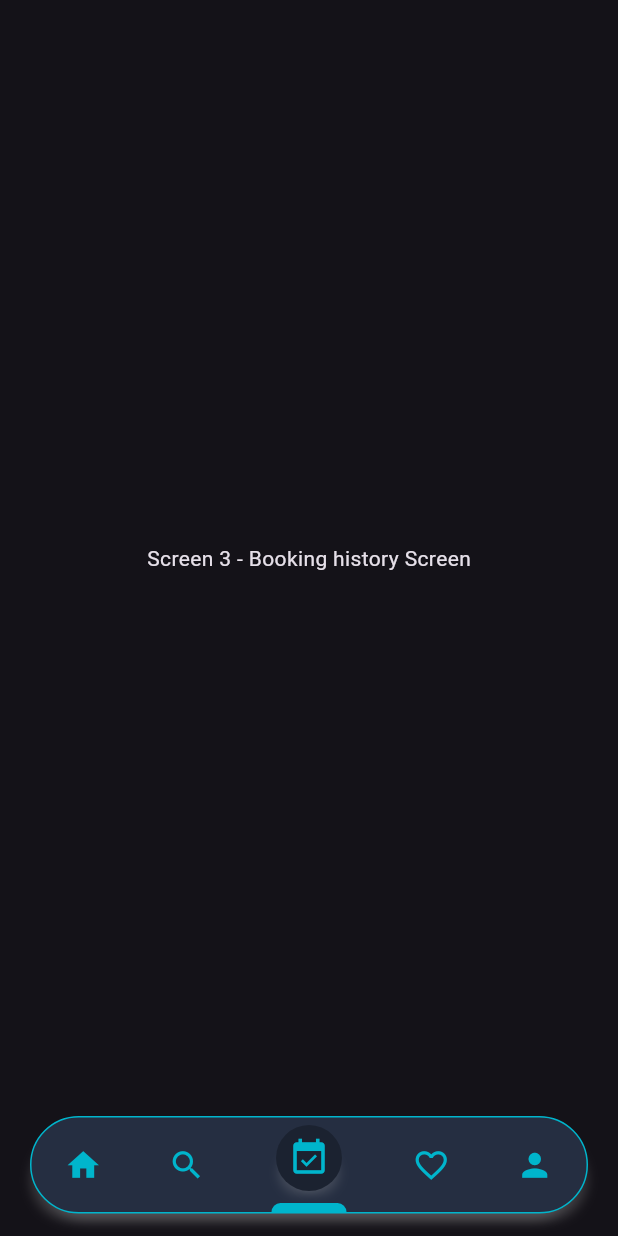
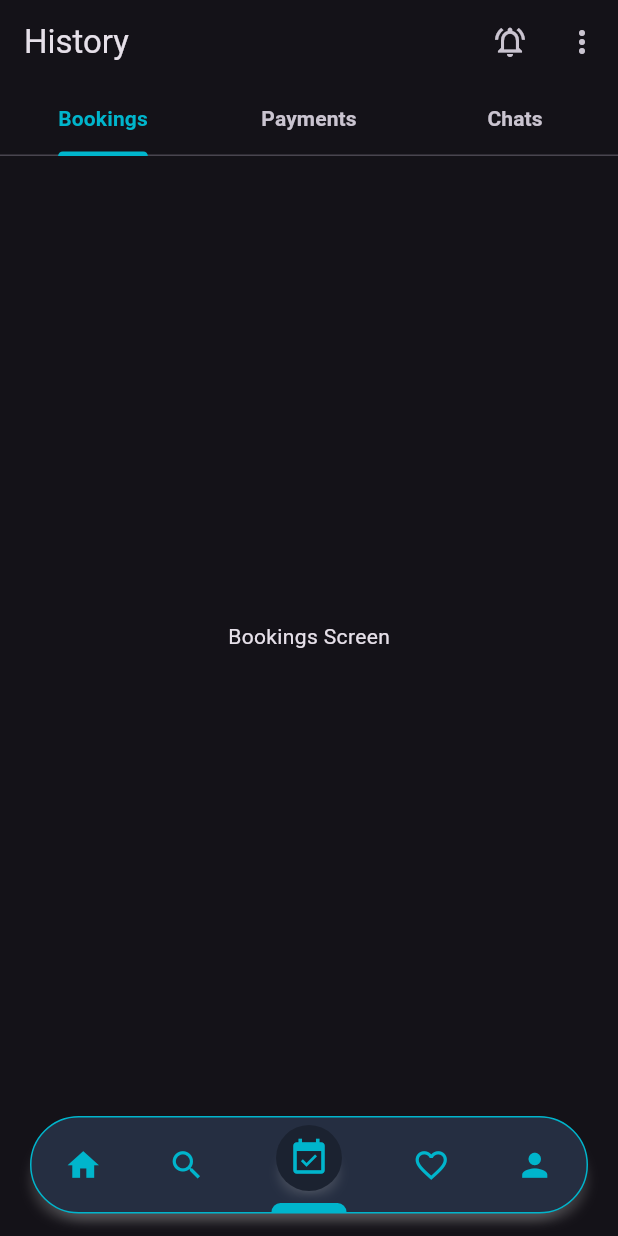
Before and after one commit to AbhinandhanaPU/houseboat_booking_app, a Flutter app: the HomeNavScreen screen opened directly, item 3 of the bottom bar chosen, on a phone screen of 412 x 824 dp. Run offline on Flutter 3.47's test engine with Material 3 defaults, Android fonts, the phone set to English and light mode, and no system bars; our stand-ins replace connectivity_plus, file_picker, flutter_svg, image_picker, intl_phone_field, lottie and 2 more.

Commit message:
bookings- chat home screen ui

```diff
--- a/lib/app/views/bottom_nav/bottom_nav_screen.dart
+++ b/lib/app/views/bottom_nav/bottom_nav_screen.dart
@@ -1,5 +1,6 @@
 import 'package:flutter/material.dart';
 import 'package:houseboat_booking/app/utils/colors.dart';
+import 'package:houseboat_booking/app/views/bottom_nav/tabs/booking/booking_home.dart';
 import 'package:houseboat_booking/app/views/bottom_nav/tabs/home/home_screen.dart';
 import 'package:houseboat_booking/app/views/bottom_nav/tabs/profile/profile_screen.dart';
 import 'package:houseboat_booking/app/views/bottom_nav/tabs/search/search_screen.dart';
@@ -19,7 +20,7 @@ class _HomeNavScreenState extends State<HomeNavScreen> {
   List<Widget> tabWidgets = [
     HomeScreen(), // Screen 1 - Home Screen
     SearchScreen(), // Screen 2 - Search Screen
-    Center(child: Text('Screen 3 - Booking history Screen')),
+    BookingHomeScreen(), // Screen 3 - Booking history Screen
     WishlistScreen(), //  Screen 4 - Favorite/cart/WishList Screen
     ProfileScreen() // Screen 5 -  Profile Screen
   ];
--- /dev/null
+++ b/lib/app/views/bottom_nav/tabs/booking/booking_home.dart
@@ -0,0 +1,52 @@
+import 'package:flutter/material.dart';
+import 'package:houseboat_booking/app/utils/colors.dart';
+import 'package:houseboat_booking/app/views/bottom_nav/tabs/booking/chat_home.dart';
+
+class BookingHomeScreen extends StatelessWidget {
+  const BookingHomeScreen({super.key});
+
+  @override
+  Widget build(BuildContext context) {
+    return DefaultTabController(
+      initialIndex: 0,
+      length: 3,
+      child: SafeArea(
+        child: Scaffold(
+          appBar: AppBar(
+            automaticallyImplyLeading: false,
+            title: Text('History'),
+            actions: [
+              IconButton(
+                onPressed: () {},
+                icon: Icon(Icons.notifications_active_outlined),
+              ),
+              IconButton(
+                onPressed: () {},
+                icon: Icon(Icons.more_vert),
+              ),
+            ],
+            bottom: TabBar(
+              tabs: [
+                Tab(text: 'Bookings'),
+                Tab(text: 'Payments'),
+                Tab(text: 'Chats'),
+              ],
+              labelColor: AppColors.lightPrimary,
+              indicatorColor: AppColors.lightPrimary,
+              labelStyle: TextStyle(
+                fontWeight: FontWeight.bold,
+              ),
+            ),
+          ),
+          body: TabBarView(children: [
+            Center(child: Text("Bookings Screen")),
+            Center(child: Text("Payment Screen")),
+
+            // all chat list screen
+            ChatHome(),
+          ]),
+        ),
+      ),
+    );
+  }
+}
```
Also changed, not shown: lib/app/views/bottom_nav/tabs/booking/booking_history.dart (added, +10 -0 lines), lib/app/views/bottom_nav/tabs/booking/chat_home.dart (added, +63 -0 lines), lib/app/views/bottom_nav/tabs/booking/payment_history.dart (added, +10 -0 lines), lib/app/views/bottom_nav/tabs/booking/widgets/chat_card_widget.dart (added, +71 -0 lines), lib/app/widgets/product_card.dart (+6 -2 lines).
